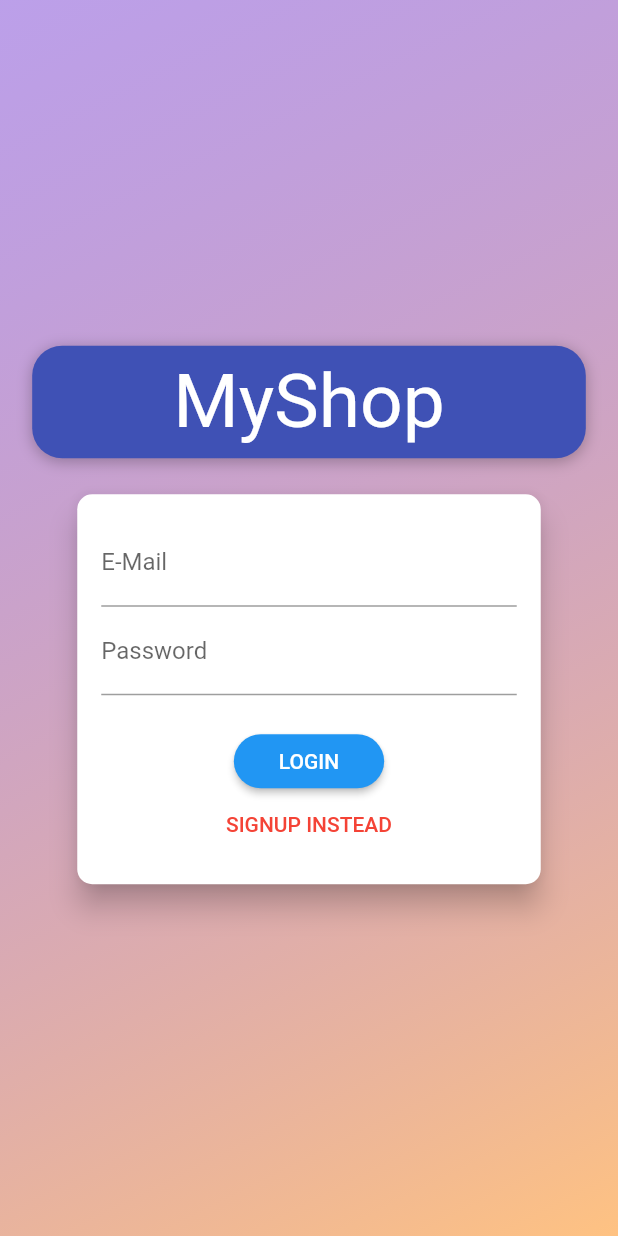
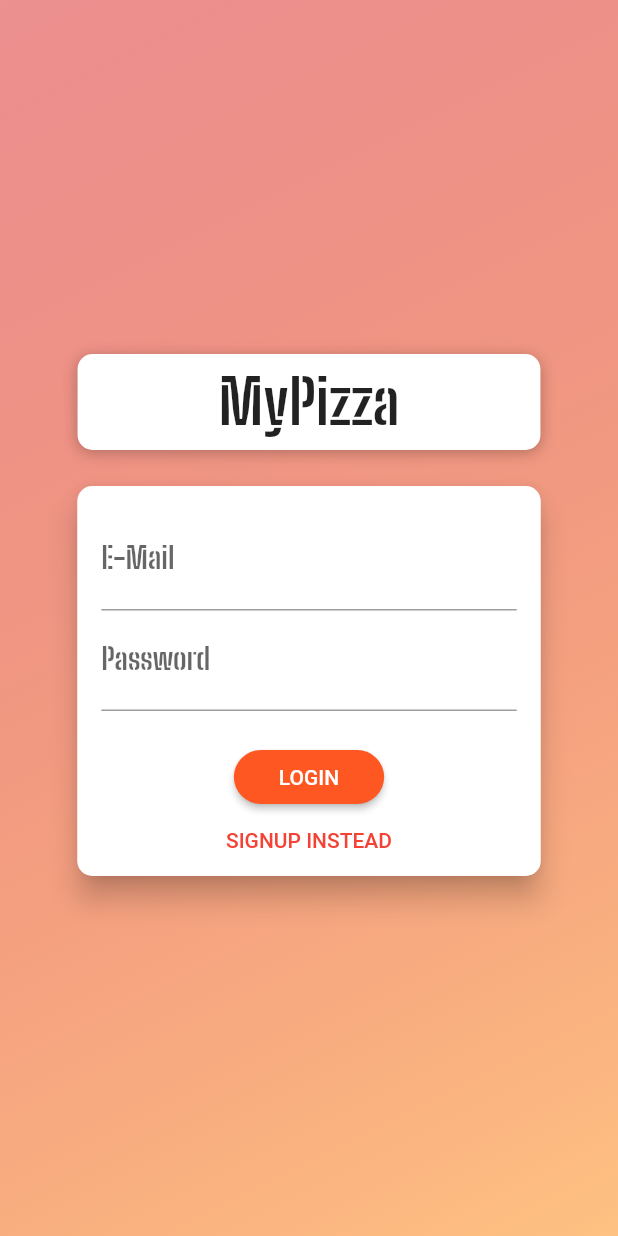
Before and after one commit to HooEP01/food-order-app, a Flutter app: the screen it shows after launch, on a phone screen of 412 x 824 dp. Run offline on Flutter 3.47's test engine with Material 2 defaults, Android fonts, the phone set to English and light mode, and no system bars; our stand-ins replace flutter_dotenv, shared_preferences; Roboto replaces fonts that are missing (Anton).

```diff
--- a/lib/main.dart
+++ b/lib/main.dart
@@ -62,14 +62,34 @@ class MyApp extends StatelessWidget {
             ),
             fontFamily: 'Mulish',
             textTheme: ThemeData.light().textTheme.copyWith(
+                  headlineLarge: const TextStyle(
+                    color: Color.fromRGBO(20, 5, 51, 1),
+                    fontSize: 16,
+                    fontWeight: FontWeight.bold,
+                  ),
                   bodyLarge: const TextStyle(
                     color: Color.fromRGBO(20, 5, 51, 1),
+                    fontSize: 16,
+                    fontWeight: FontWeight.bold,
                   ),
                   bodyMedium: const TextStyle(
-                    color: Color.fromRGBO(248, 248, 248, 1),
+                    color: Color.fromRGBO(20, 5, 51, 1),
                   ),
                   titleLarge: const TextStyle(
+                    fontSize: 40,
+                    // color: Colors.red,
+                    fontFamily: 'BigShouldersStencilText',
+                    fontWeight: FontWeight.bold,
+                  ),
+                  titleMedium: const TextStyle(
                     fontSize: 20,
+                    color: Colors.white,
+                    fontFamily: 'BigShouldersStencilText',
+                    fontWeight: FontWeight.bold,
+                  ),
+                  titleSmall: const TextStyle(
+                    fontSize: 20,
+                    color: Colors.red,
                     fontFamily: 'BigShouldersStencilText',
                     fontWeight: FontWeight.bold,
                   ),
--- a/lib/screens/auth_screen.dart
+++ b/lib/screens/auth_screen.dart
@@ -24,7 +24,7 @@ class AuthScreen extends StatelessWidget {
             decoration: BoxDecoration(
               gradient: LinearGradient(
                 colors: [
-                  Color.fromARGB(255, 126, 70, 217).withOpacity(0.5),
+                  Color.fromARGB(255, 222, 38, 38).withOpacity(0.5),
                   const Color.fromRGBO(255, 188, 117, 1).withOpacity(0.9),
                 ],
                 begin: Alignment.topLeft,
@@ -47,8 +47,8 @@ class AuthScreen extends StatelessWidget {
                       padding: const EdgeInsets.symmetric(
                           vertical: 8.0, horizontal: 94.0),
                       decoration: BoxDecoration(
-                        borderRadius: BorderRadius.circular(20),
-                        color: Colors.indigo,
+                        borderRadius: BorderRadius.circular(10),
+                        color: Colors.white,
                         boxShadow: const [
                           BoxShadow(
                             blurRadius: 8,
@@ -57,14 +57,10 @@ class AuthScreen extends StatelessWidget {
                           )
                         ],
                       ),
-                      child: const Text(
-                        'MyShop',
-                        style: TextStyle(
-                          color: Colors.white,
-                          fontSize: 50,
-                          fontFamily: 'Anton',
-                          fontWeight: FontWeight.normal,
-                        ),
+                      child: Text(
+                        'MyPizza',
+                        selectionColor: Colors.blue,
+                        style: Theme.of(context).textTheme.titleLarge,
                       ),
                     ),
                   ),
@@ -244,7 +240,7 @@ class _AuthCardState extends State<AuthCard> {
                       shape: RoundedRectangleBorder(
                         borderRadius: BorderRadius.circular(30),
                       ),
-                      backgroundColor: Theme.of(context).primaryColor,
+                      backgroundColor: Theme.of(context).colorScheme.secondary,
                       padding: const EdgeInsets.symmetric(
                           horizontal: 30.0, vertical: 8.0),
                     ),
--- a/lib/screens/cart_screen.dart
+++ b/lib/screens/cart_screen.dart
@@ -13,7 +13,10 @@ class CartScreen extends StatelessWidget {
     final cart = Provider.of<Cart>(context);
     return Scaffold(
       appBar: AppBar(
-        title: const Text('Your Cart'),
+        title: Text(
+          'My Cart',
+          style: Theme.of(context).textTheme.titleMedium,
+        ),
       ),
       body: Column(
         children: [
--- a/lib/screens/product_detail_screen.dart
+++ b/lib/screens/product_detail_screen.dart
@@ -21,6 +21,7 @@ class ProductDetailScreen extends StatelessWidget {
         centerTitle: true,
         title: Text(
           loadProduct.title,
+          style: Theme.of(context).textTheme.titleSmall,
         ),
         backgroundColor: Colors.white,
         foregroundColor: Colors.black,
@@ -42,8 +43,8 @@ class ProductDetailScreen extends StatelessWidget {
             Text(
               'RM ${loadProduct.price}',
               style: const TextStyle(
-                color: Colors.grey,
-                fontSize: 20,
+                color: Colors.red,
+                fontSize: 25,
               ),
             ),
             const SizedBox(
--- a/lib/screens/products_overview_screen.dart
+++ b/lib/screens/products_overview_screen.dart
@@ -34,7 +34,7 @@ class _ProductsOverviewScreenState extends State<ProductsOverviewScreen> {
   Widget build(BuildContext context) {
     return Scaffold(
       appBar: AppBar(
-        title: const Text('MyShop'),
+        title: Text('MyPizza', style: Theme.of(context).textTheme.titleMedium),
         actions: <Widget>[
           PopupMenuButton(
             onSelected: (FilterOptions selectedValue) {
--- a/lib/widgets/products_grid.dart
+++ b/lib/widgets/products_grid.dart
@@ -20,7 +20,7 @@ class ProductsGrid extends StatelessWidget {
       itemCount: products.length,
       gridDelegate: const SliverGridDelegateWithFixedCrossAxisCount(
         crossAxisCount: 2,
-        childAspectRatio: 3 / 2,
+        childAspectRatio: 7 / 10,
         crossAxisSpacing: 10,
         mainAxisSpacing: 10,
       ),
```
Also changed, not shown: lib/widgets/cart_item.dart (+10 -10 lines), lib/widgets/product_item.dart (+51 -24 lines).
